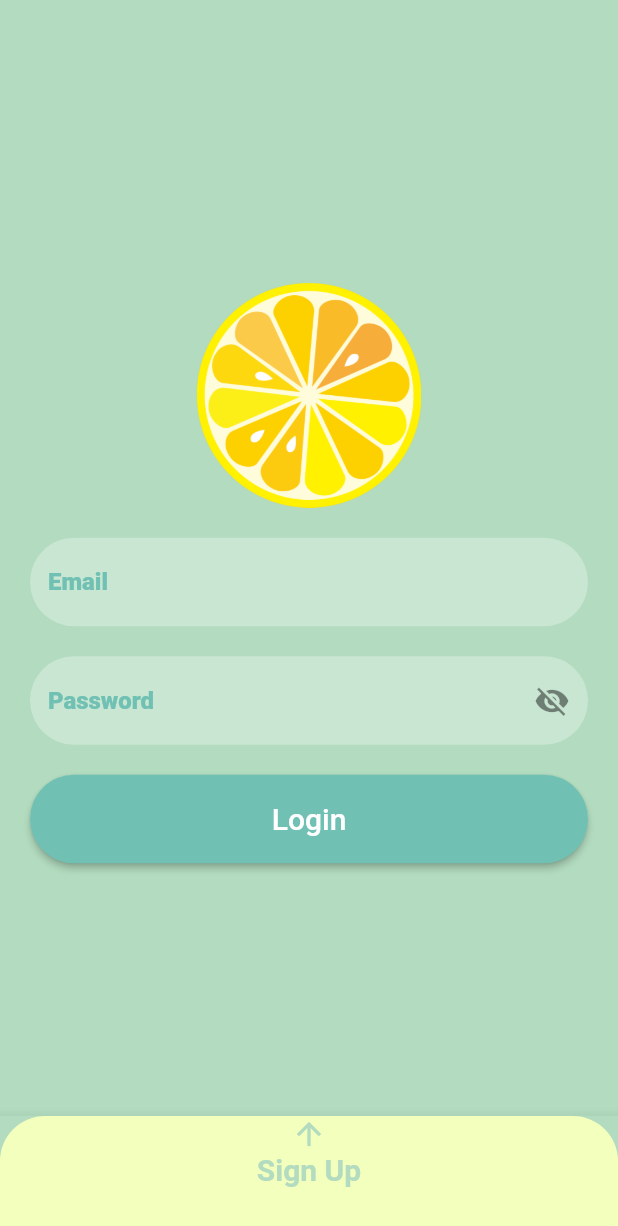
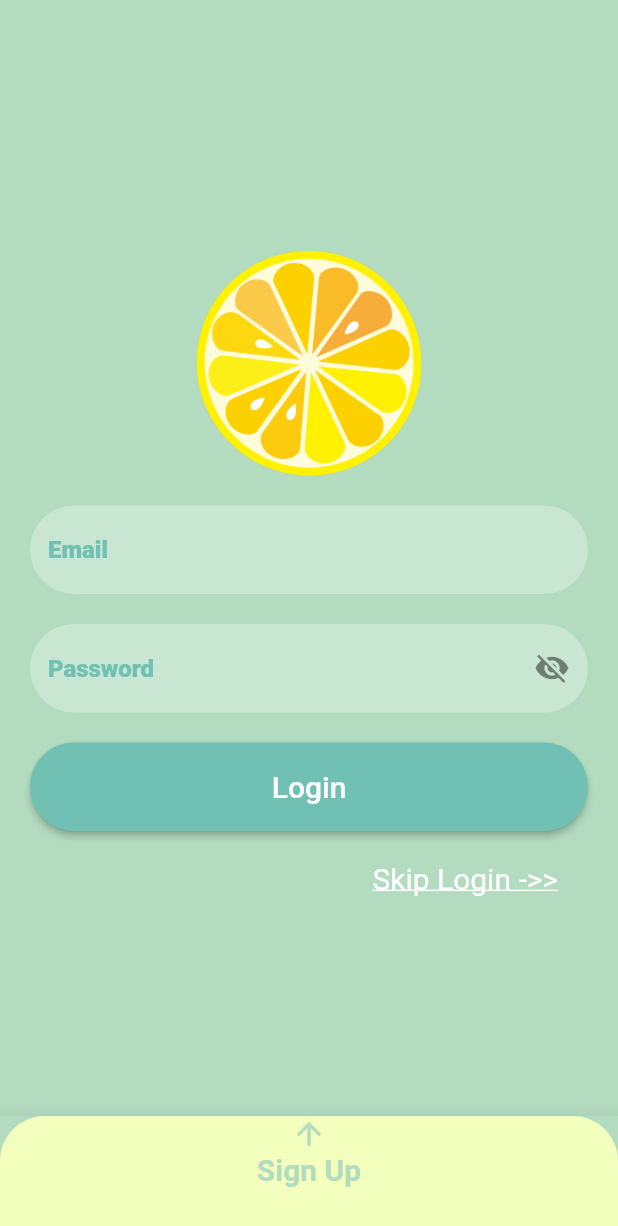
Before and after one commit to mrdemiadr/fluttersqlfinalproject, a Flutter app: the HomeScreen screen opened by its route, after a tap on the "logout" icon, on a phone screen of 412 x 824 dp. Shown: the top 1226 px of the screen. Run offline on Flutter 3.47's test engine with Material 2 defaults, Android fonts, the phone set to English and light mode, and no system bars; our stand-ins replace shared_preferences; accounts and stored records are empty.

Commit message:
penambahan fungsi skip login

```diff
--- a/lib/main.dart
+++ b/lib/main.dart
@@ -14,6 +14,7 @@ class MyApp extends StatelessWidget {
     return MaterialApp(
       theme: ThemeData(
         primaryColor: kLightGreen,
+        accentColor: kLightGreen,
         iconTheme: IconThemeData(color: kLightGreen),
       ),
       debugShowCheckedModeBanner: false,
--- a/lib/view/home_screen.dart
+++ b/lib/view/home_screen.dart
@@ -11,7 +11,7 @@ class HomeScreen extends StatefulWidget {
 }
 
 class _HomeScreenState extends State<HomeScreen> {
-  String usernameAPI = '';
+  String usernameAPI;
 
   @override
   void initState() {
@@ -22,7 +22,11 @@ class _HomeScreenState extends State<HomeScreen> {
   _getPref() async {
     await SharedPref.getPref().then((value) {
       setState(() {
+        if (value != null) {
           usernameAPI = value;
+        } else {
+          usernameAPI = '';
+        }
       });
     });
   }
@@ -30,7 +34,9 @@ class _HomeScreenState extends State<HomeScreen> {
   @override
   Widget build(BuildContext context) {
     timeDilation = 2.0;
-    return Scaffold(
+    return WillPopScope(
+      onWillPop: () async => false,
+      child: Scaffold(
         appBar: AppBar(
           leading: Hero(
             tag: 'animasilogo',
@@ -53,6 +59,11 @@ class _HomeScreenState extends State<HomeScreen> {
         body: Center(
           child: Text('Ini Halaman HomeScreen'),
         ),
+        floatingActionButton: FloatingActionButton(
+          onPressed: () {},
+          child: Icon(Icons.add),
+        ),
+      ),
     );
   }
 }
--- a/lib/view/login_screen.dart
+++ b/lib/view/login_screen.dart
@@ -134,6 +134,20 @@ class _LoginScreenState extends State<LoginScreen> {
                   check();
                 },
               ),
+              InkWell(
+                child: Container(
+                  margin: EdgeInsets.only(top: 20.0, right: 20.0),
+                  child: Text(
+                    'Skip Login ->>',
+                    textAlign: TextAlign.right,
+                    style: TextStyle(
+                        fontSize: 20.0,
+                        decoration: TextDecoration.underline,
+                        color: Colors.white),
+                  ),
+                ),
+                onTap: () => Navigator.pushNamed(context, HomeScreen.id),
+              )
             ],
           ),
         ),
```
Lines whose indentation alone changed are shown as unchanged.
